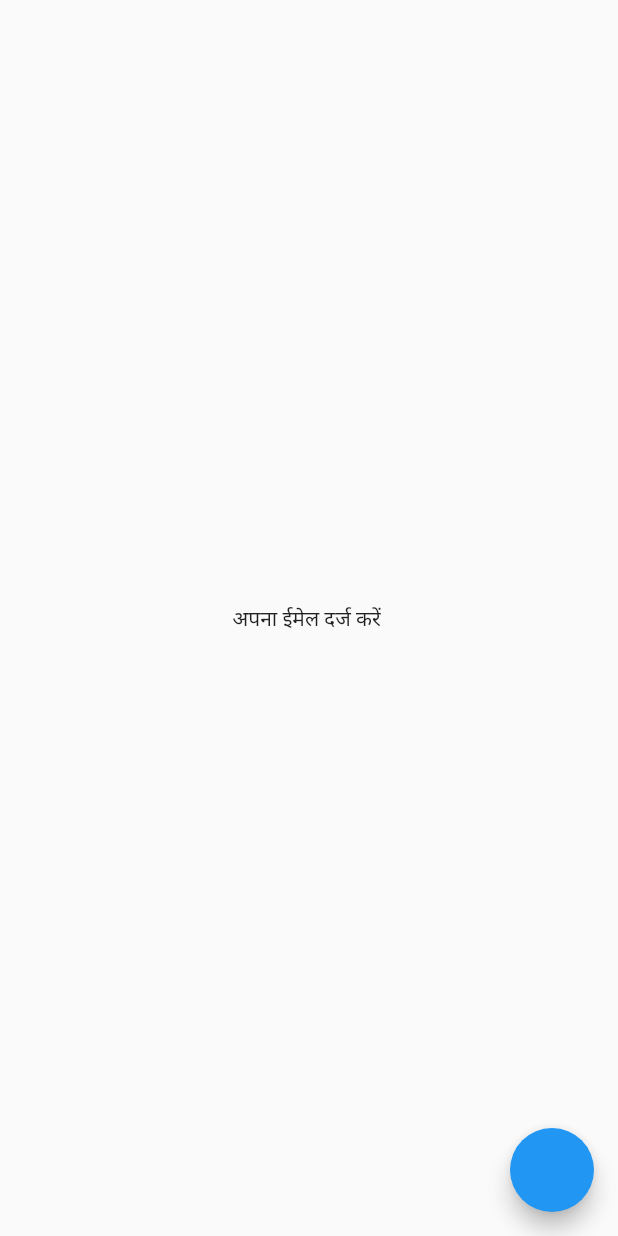
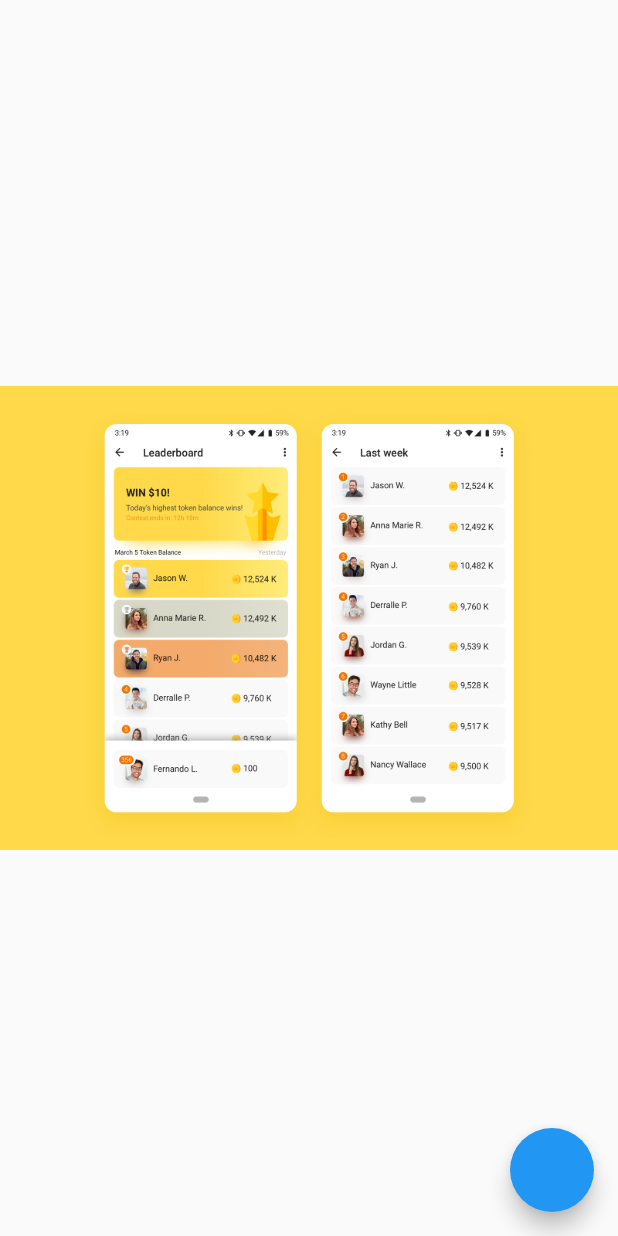
Before and after one commit to SachinVish012/login_getx, a Flutter app: the screen it shows after launch, on a phone screen of 412 x 824 dp. Run offline on Flutter 3.47's test engine with Material 2 defaults, Android fonts, the phone set to English and light mode, and no system bars; our stand-ins replace fluttertoast, get.

Commit message:
Assets, font, icons

```diff
--- a/lib/data/resppnses/network/network_api_services.dart
+++ b/lib/data/resppnses/network/network_api_services.dart
@@ -1,5 +1,4 @@
 import 'dart:convert';
-
 import 'package:login_getx/data/app_exception.dart';
 import 'package:login_getx/data/resppnses/network/base_api.dart';
 import 'package:http/http.dart' as http;
--- a/lib/main.dart
+++ b/lib/main.dart
@@ -1,5 +1,4 @@
 import 'package:flutter/material.dart';
-import 'package:flutter/services.dart';
 import 'package:get/get.dart';
 import 'package:login_getx/resources/getx_localization/language.dart';
 import 'package:login_getx/resources/routes/routes.dart';
@@ -19,7 +18,7 @@ class MyApp extends StatelessWidget {
   Widget build(BuildContext context) {
     return GetMaterialApp(
       translations: Language(),
-      locale: Locale('Hi','Ind'),
+      locale: Locale('en','US'),
       fallbackLocale: Locale('en','US'),
       debugShowCheckedModeBanner: false,
       home: HomeView(),
--- /dev/null
+++ b/lib/resources/image_assets/image_assets.dart
@@ -0,0 +1,5 @@
+
+class ImageAsstes{
+  static const String img1="assets/images/img1.jpg";
+  static const String icons="assets/icons/search.svg";
+}
--- a/lib/view/view_screen1.dart
+++ b/lib/view/view_screen1.dart
@@ -1,5 +1,5 @@
 import 'package:flutter/material.dart';
-import 'package:get/get.dart';
+import 'package:login_getx/resources/image_assets/image_assets.dart';
 import 'package:login_getx/utils/utils.dart';
 
 class HomeView extends StatefulWidget {
@@ -8,6 +8,7 @@ class HomeView extends StatefulWidget {
 }
 
 class _HomeViewState extends State<HomeView> {
+
   @override
   Widget build(BuildContext context) {
     return Scaffold(
@@ -18,7 +19,9 @@ class _HomeViewState extends State<HomeView> {
         },
       ),
       body: Center(
-        child: Text('email'.tr),
+        child: Image(
+          image: AssetImage(ImageAsstes.img1),
+        )
       ),
     );
   }
```
Also changed, not shown: pubspec.yaml (+4 -3 lines), assets/icons/search.svg (added), assets/images/img1.jpg (added).
